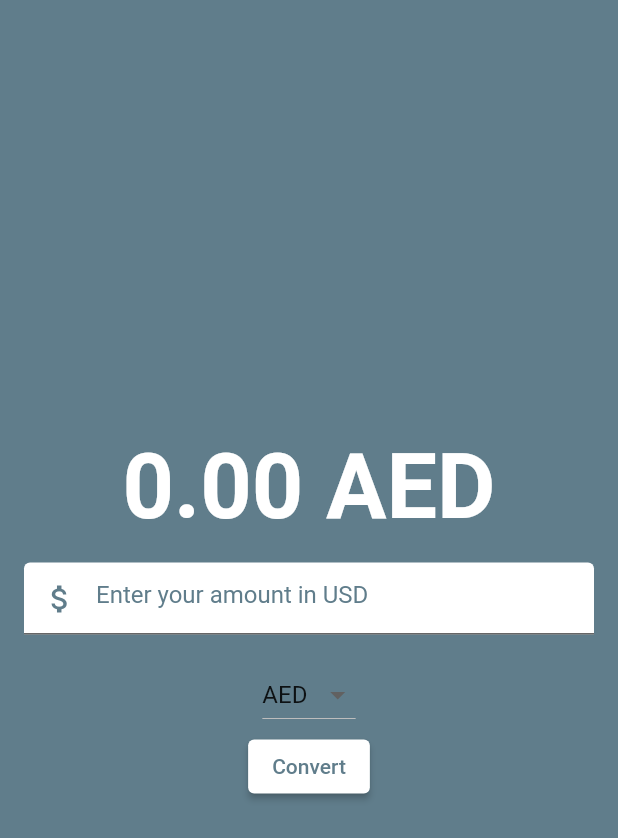
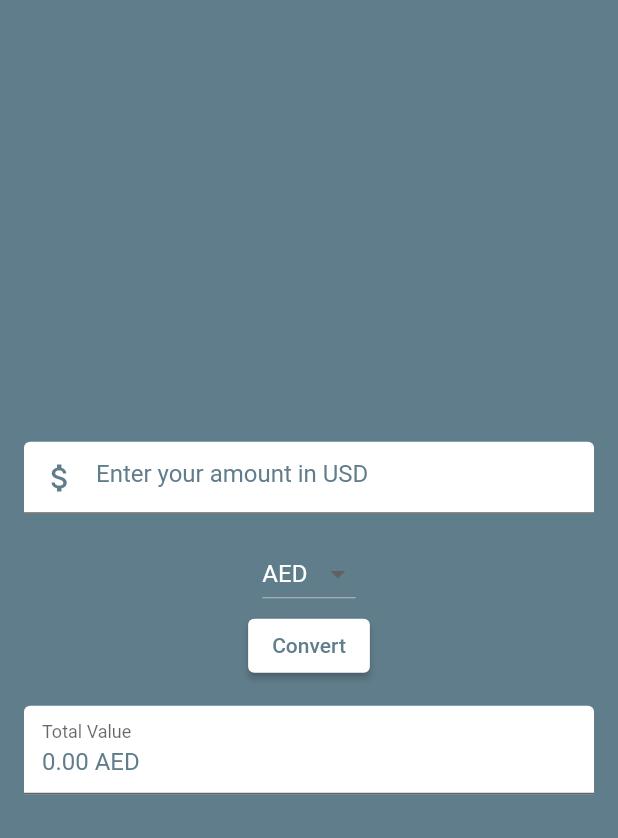
Before and after one commit to Mutei/currency_convertor, a Flutter app: the screen it shows after launch, on a phone screen of 412 x 824 dp. Shown: the top 838 px of the screen. Run offline on Flutter 3.47's test engine with Material 2 defaults, Android fonts, the phone set to English and light mode, and no system bars.

Commit message:
second update

```diff
--- a/lib/constant.dart
+++ b/lib/constant.dart
@@ -1,6 +1,4 @@
 import 'package:flutter/material.dart';
 
-const kBackGroundColor = Colors.blueGrey;
-const kTextColor = Colors.white;
-const kHintStyleColor = Colors.blueGrey;
-const kFilledColor = Colors.white;
+const kPrimaryColor = Colors.blueGrey;
+const kSecondPrimaryColor = Colors.white;
--- a/lib/currency_convertor.dart
+++ b/lib/currency_convertor.dart
@@ -3,6 +3,7 @@ import 'constant.dart';
 import 'input_text_field.dart';
 import 'url_function.dart';
 import 'list.dart';
+import 'read_only_text_field.dart';
 
 class CurrencyConvertor extends StatefulWidget {
   const CurrencyConvertor({Key? key}) : super(key: key);
@@ -15,7 +16,7 @@ class _CurrencyConvertorState extends State<CurrencyConvertor> {
   URL url = URL();
   Length listLength = Length();
   TextEditingController controller = TextEditingController();
-  double saudiRiyals = 0.0;
+  double recentValue = 0.0;
   double conversionRate = 3.75;
   String selectedCurrency = 'AED';
 
@@ -23,26 +24,26 @@ class _CurrencyConvertorState extends State<CurrencyConvertor> {
     double dollars = double.tryParse(controller.text) ?? 0.0;
     double currencyTypeInput = await url.fetchExchangeRates(selectedCurrency);
     setState(() {
-      saudiRiyals = dollars * currencyTypeInput;
+      recentValue = dollars * currencyTypeInput;
     });
   }
 
   @override
   Widget build(BuildContext context) {
     return Scaffold(
-      backgroundColor: kBackGroundColor,
+      backgroundColor: kPrimaryColor,
       body: Center(
         child: Column(
           mainAxisAlignment: MainAxisAlignment.center,
           children: [
-            Text(
-              '${saudiRiyals.toStringAsFixed(2)} $selectedCurrency',
-              style: const TextStyle(
-                fontSize: 60,
-                fontWeight: FontWeight.bold,
-                color: kTextColor,
-              ),
-            ),
+            // Text(
+            //   '${recentValue.toStringAsFixed(2)} $selectedCurrency',
+            //   style: const TextStyle(
+            //     fontSize: 60,
+            //     fontWeight: FontWeight.bold,
+            //     color: kTextColor,
+            //   ),
+            // ),
             Padding(
               padding: const EdgeInsets.all(16.0),
               child: InputTextField(controller: controller),
@@ -59,7 +60,10 @@ class _CurrencyConvertorState extends State<CurrencyConvertor> {
                   .map<DropdownMenuItem<String>>((String value) {
                 return DropdownMenuItem<String>(
                   value: value,
-                  child: Text(value),
+                  child: Text(
+                    value,
+                    style: const TextStyle(color: kSecondPrimaryColor),
+                  ),
                 );
               }).toList(),
             ),
@@ -67,12 +71,19 @@ class _CurrencyConvertorState extends State<CurrencyConvertor> {
               onPressed: updateCurrency,
               style: ButtonStyle(
                 backgroundColor: MaterialStateProperty.all<Color>(
-                  kTextColor,
+                  kSecondPrimaryColor,
                 ),
               ),
               child: const Text(
                 "Convert",
-                style: TextStyle(color: kHintStyleColor),
+                style: TextStyle(color: kPrimaryColor),
+              ),
+            ),
+            Padding(
+              padding: const EdgeInsets.all(16.0),
+              child: MyReadOnlyTextField(
+                recentValue: recentValue,
+                selectedCurrency: selectedCurrency,
               ),
             ),
           ],
--- a/lib/input_text_field.dart
+++ b/lib/input_text_field.dart
@@ -17,19 +17,19 @@ class InputTextField extends StatelessWidget {
         decimal: true,
       ),
       style: const TextStyle(
-        color: kHintStyleColor,
+        color: kPrimaryColor,
       ),
       decoration: const InputDecoration(
         hintText: "Enter your amount in USD",
         hintStyle: TextStyle(
-          color: kHintStyleColor,
+          color: kPrimaryColor,
         ),
         prefixIcon: Icon(
           Icons.attach_money,
-          color: kHintStyleColor,
+          color: kPrimaryColor,
         ),
         filled: true,
-        fillColor: kFilledColor,
+        fillColor: kSecondPrimaryColor,
         focusedBorder: OutlineInputBorder(
           borderRadius: BorderRadius.all(
             Radius.circular(40),
--- /dev/null
+++ b/lib/read_only_text_field.dart
@@ -0,0 +1,32 @@
+import 'package:flutter/material.dart';
+import 'constant.dart';
+
+class MyReadOnlyTextField extends StatelessWidget {
+  final double recentValue;
+  final String selectedCurrency;
+  MyReadOnlyTextField(
+      {required this.recentValue, required this.selectedCurrency});
+
+  @override
+  Widget build(BuildContext context) {
+    String readOnlyText = '${recentValue.toStringAsFixed(2)} $selectedCurrency';
+
+    return TextField(
+      readOnly: true,
+      style: const TextStyle(
+        color: kPrimaryColor,
+      ),
+      decoration: const InputDecoration(
+        labelText: 'Total Value',
+        filled: true,
+        fillColor: kSecondPrimaryColor,
+        focusedBorder: OutlineInputBorder(
+          borderRadius: BorderRadius.all(
+            Radius.circular(40),
+          ),
+        ),
+      ),
+      controller: TextEditingController(text: readOnlyText),
+    );
+  }
+}
```
